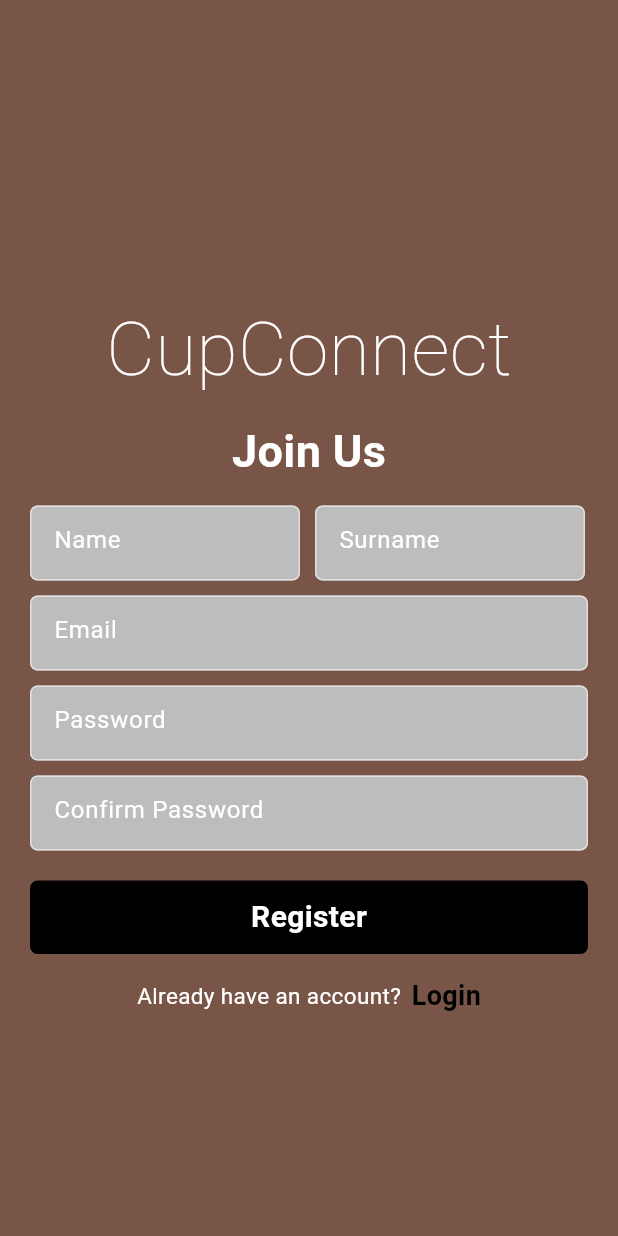
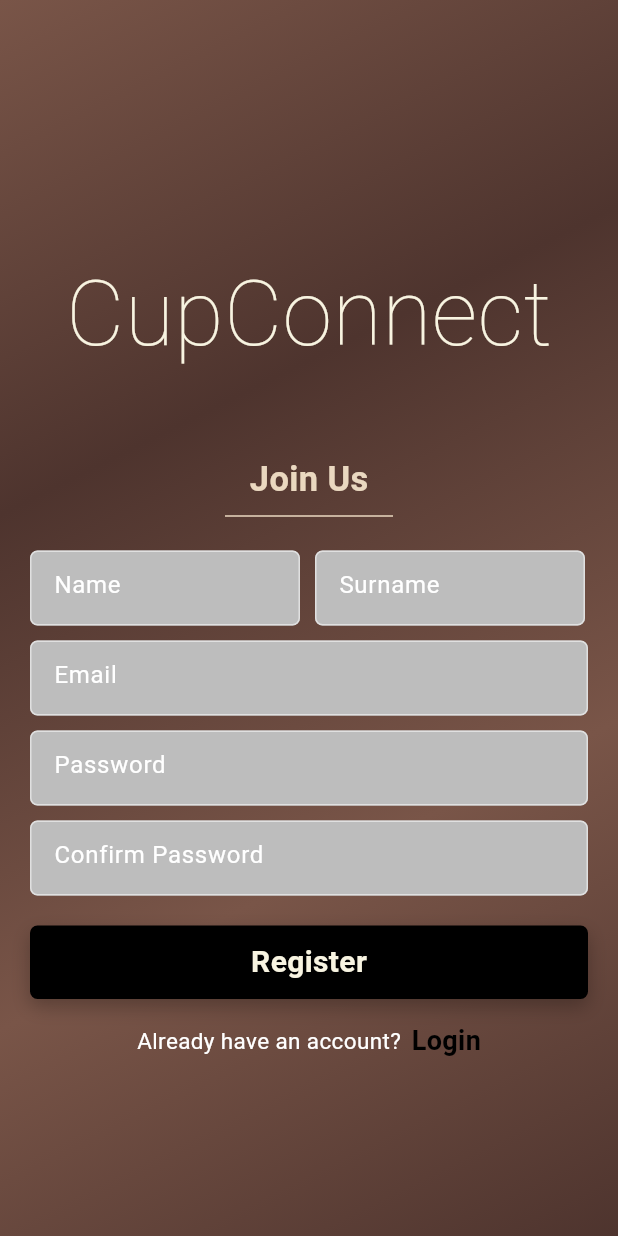
Before and after one commit to OguzhanCinar-01/cup_connect, a Flutter app: the screen it shows after launch, after a tap on "Register", on a phone screen of 412 x 824 dp. Run offline on Flutter 3.47's test engine with Material 3 defaults, Android fonts, the phone set to English and light mode, and no system bars; our stand-ins replace cloud_firestore, firebase_auth, firebase_core, google_fonts, timeline_tile; accounts and stored records are empty; network calls fail.

Commit message:
Refactor: Update primarySurface color in AppColors

```diff
--- a/lib/utils/app_colors.dart
+++ b/lib/utils/app_colors.dart
@@ -10,6 +10,8 @@ class AppColors {
   static const Color surface = Color(0xFFF8F4E1);
   static const Color onSurface = Colors.black;
 
+  static  Color primarySurface = Colors.brown.shade800;
+
   static Color error = Colors.red.shade900;
 
   static Color orderStatusRed = const Color.fromARGB(255, 255, 204, 203);
--- /dev/null
+++ b/lib/utils/app_dividers.dart
@@ -0,0 +1,51 @@
+import 'package:coffee_shop/utils/app_colors.dart';
+import 'package:flutter/material.dart';
+
+class AppDividers {
+  static const loginDivider = Divider(
+    color: AppColors.secondary,
+    indent: 100,
+    endIndent: 100,
+  );
+  static const registerDivider = Divider(
+    color: AppColors.secondary,
+    indent: 130,
+    endIndent: 130,
+  );
+  static const showMessaseDialogDivider = Divider(
+    color: Colors.black,
+    thickness: 0.5,
+  );
+  static const orderCardDivider = Divider(
+    color: AppColors.onPrimary,
+    thickness: 1,
+  );
+  static const homeViewDivider = Divider(
+    color: Colors.black,
+    thickness: 0.2,
+  );
+  static const cartViewDivider = Divider(
+    indent: 100,
+    endIndent: 100,
+    height: 10,
+    color: AppColors.onSecondary,
+    thickness: 0.2,
+  );
+  static const aboutUsDivider = Divider(
+    color: AppColors.onSecondary,
+    thickness: 0.1,
+    endIndent: 230,
+  );
+  static const previousOrdersDivider = Divider(
+    color: AppColors.onSecondary,
+    thickness: 0.2,
+    endIndent: 180,
+    indent: 35,
+  );
+  static const productViewDivider = Divider(
+    color: AppColors.primary,
+    thickness: 0.3,
+    indent: 40,
+    endIndent: 40,
+  );
+}
--- a/lib/utils/cupconnect_logo.dart
+++ b/lib/utils/cupconnect_logo.dart
@@ -1,8 +1,9 @@
+import 'package:coffee_shop/utils/app_colors.dart';
 import 'package:flutter/material.dart';
 import 'package:google_fonts/google_fonts.dart';
 
 class CupConnectLogo extends StatelessWidget {
-  const CupConnectLogo({super.key, this.fontSize = 50, this.color = Colors.white});
+  const CupConnectLogo({super.key, this.fontSize = 60, this.color = AppColors.surface});
   final int fontSize;
   final Color color;
 
--- a/lib/views/home/view/home_view.dart
+++ b/lib/views/home/view/home_view.dart
@@ -1,3 +1,4 @@
+import 'package:coffee_shop/utils/app_dividers.dart';
 import 'package:coffee_shop/utils/app_strings.dart';
 import 'package:coffee_shop/utils/app_styles.dart';
 import 'package:coffee_shop/views/home/viewmodel/load_user_view_model.dart';
@@ -84,10 +85,7 @@ class _HomeViewState extends State<HomeView> {
           child: Column(
             crossAxisAlignment: CrossAxisAlignment.start,
             children: [
-              const Divider(
-                color: Colors.black,
-                thickness: 0.2,
-              ),
+              AppDividers.homeViewDivider,
 
               /// Good morning text
               loadUserViewModel.isLoading
--- a/lib/views/login/view/login_view.dart
+++ b/lib/views/login/view/login_view.dart
@@ -1,3 +1,5 @@
+import 'package:coffee_shop/utils/app_dividers.dart';
+
 import '../../../extensions/space_exs.dart';
 import '../../../services/auth/auth_service.dart';
 import 'package:provider/provider.dart';
@@ -45,6 +47,19 @@ class _LoginViewState extends State<LoginView> {
       child: Scaffold(
         backgroundColor: AppColors.primary,
         body: SafeArea(
+          child: Container(
+            decoration: BoxDecoration(
+              gradient: LinearGradient(
+                begin: Alignment.topLeft,
+                end: Alignment.bottomRight,
+                colors: [
+                  AppColors.primary,
+                  AppColors.primarySurface,
+                  AppColors.primary,
+                  AppColors.primarySurface,
+                ],
+              ),
+            ),
             child: Center(
               child: Padding(
                 padding: const EdgeInsets.symmetric(horizontal: 20),
@@ -53,17 +68,18 @@ class _LoginViewState extends State<LoginView> {
                   children: [
                     50.h,
                     const CupConnectLogo(),
-                  10.h,
+                    50.h,
 
                     /// Title
                     const Text(
                       'Welcome Back',
                       style: TextStyle(
-                      color: Colors.white,
-                      fontSize: 35,
+                        color: AppColors.secondary,
+                        fontSize: 22,
                         fontWeight: FontWeight.bold,
                       ),
                     ),
+                    AppDividers.loginDivider,
                     15.h,
 
                     /// Email Textfield
@@ -96,7 +112,7 @@ class _LoginViewState extends State<LoginView> {
                         const Text(
                           'Don\'t have an account?',
                           style: TextStyle(
-                          color: Colors.white,
+                            color: AppColors.onPrimary,
                             fontSize: 15,
                           ),
                         ),
@@ -106,7 +122,7 @@ class _LoginViewState extends State<LoginView> {
                           child: const Text(
                             'Register',
                             style: TextStyle(
-                            color: Colors.black,
+                              color: AppColors.onSecondary,
                               fontSize: 18,
                               fontWeight: FontWeight.bold,
                             ),
@@ -120,6 +136,7 @@ class _LoginViewState extends State<LoginView> {
             ),
           ),
         ),
+      ),
     );
   }
 }
--- a/lib/views/login/view/register_view.dart
+++ b/lib/views/login/view/register_view.dart
@@ -1,4 +1,5 @@
 import 'package:coffee_shop/services/firebase_service.dart';
+import 'package:coffee_shop/utils/app_dividers.dart';
 
 import '../../../extensions/space_exs.dart';
 import '../../../services/auth/auth_service.dart';
@@ -71,6 +72,19 @@ class _RegisterViewState extends State<RegisterView> {
 
       /// SingleChildScrollView must be added to prevent overflow error
       body: SafeArea(
+        child: Container(
+          decoration: BoxDecoration(
+            gradient: LinearGradient(
+              begin: Alignment.topLeft,
+              end: Alignment.bottomRight,
+              colors: [
+                AppColors.primary,
+                AppColors.primarySurface,
+                AppColors.primary,
+                AppColors.primarySurface,
+              ],
+            ),
+          ),
           child: Center(
             child: SingleChildScrollView(
               child: Padding(
@@ -80,17 +94,18 @@ class _RegisterViewState extends State<RegisterView> {
                   children: [
                     50.h,
                     const CupConnectLogo(),
-                  10.h,
+                    50.h,
 
                     /// Title
                     const Text(
                       'Join Us',
                       style: TextStyle(
-                      color: Colors.white,
-                      fontSize: 30,
+                        color: AppColors.secondary,
+                        fontSize: 23,
                         fontWeight: FontWeight.bold,
                       ),
                     ),
+                    AppDividers.registerDivider,
                     15.h,
 
                     Row(
@@ -176,6 +191,7 @@ class _RegisterViewState extends State<RegisterView> {
             ),
           ),
         ),
+      ),
     );
   }
 }
--- a/lib/views/login/widget/my_button.dart
+++ b/lib/views/login/widget/my_button.dart
@@ -1,6 +1,7 @@
+import 'package:coffee_shop/utils/app_colors.dart';
 import 'package:flutter/material.dart';
 
-class MyButton extends StatelessWidget {
+class MyButton extends StatefulWidget {
   const MyButton({
     super.key,
     required this.title,
@@ -10,24 +11,89 @@ class MyButton extends StatelessWidget {
   final void Function()? onTap;
 
   @override
+  State<MyButton> createState() => _MyButtonState();
+}
+
+class _MyButtonState extends State<MyButton>
+    with SingleTickerProviderStateMixin {
+  bool _isTappedDown = false;
+  late AnimationController _controller;
+  late Animation<double> _animation;
+
+  @override
+  void initState() {
+    super.initState();
+
+    // Start the animation controller
+    _controller = AnimationController(
+      vsync: this,
+      duration: const Duration(milliseconds: 100),
+    );
+
+    // Setting animation tween
+    _animation = Tween<double>(begin: 1.0, end: 0.95).animate(
+      CurvedAnimation(
+        parent: _controller,
+        curve: Curves.easeInOut,
+      ),
+    );
+  }
+
+  @override
+  void dispose() {
+    _controller.dispose();
+    super.dispose();
+  }
+
+  @override
   Widget build(BuildContext context) {
     return GestureDetector(
-      onTap: onTap,
+      onTapDown: (_) {
+        setState(() {
+          _isTappedDown = true;
+        });
+        _controller.forward(); // Start the animation
+      },
+      onTapUp: (_) {
+        setState(() {
+          _isTappedDown = false;
+        });
+        _controller.reverse(); // Finish the animation
+      },
+      onTapCancel: () {
+        setState(() {
+          _isTappedDown = false;
+        });
+        _controller.reverse(); // If animation is canceled, finish it
+      },
+      onTap: widget.onTap,
+      child: ScaleTransition(
+        scale: _animation, // Scale the button
         child: Container(
           padding: const EdgeInsets.symmetric(horizontal: 20, vertical: 10),
           decoration: BoxDecoration(
             color: Colors.black,
             borderRadius: BorderRadius.circular(5),
+            boxShadow: _isTappedDown
+                ? []
+                : [
+                    const BoxShadow(
+                      color: Colors.black26,
+                      blurRadius: 10,
+                      offset: Offset(0, 5),
+                    ),
+                  ],
           ),
           child: Center(
-          child: (Text(
-            title,
+            child: Text(
+              widget.title,
               style: const TextStyle(
-              color: Colors.white,
+                color: AppColors.surface,
                 fontSize: 20,
                 fontWeight: FontWeight.bold,
               ),
-          )),
+            ),
+          ),
         ),
       ),
     );
--- a/lib/views/profile/view/profile_view.dart
+++ b/lib/views/profile/view/profile_view.dart
@@ -3,6 +3,7 @@ import 'package:coffee_shop/navigation/navigation_manager.dart';
 import 'package:coffee_shop/services/auth/auth_gate.dart';
 import 'package:coffee_shop/services/auth/auth_service.dart';
 import 'package:coffee_shop/utils/app_colors.dart';
+import 'package:coffee_shop/utils/app_dividers.dart';
 import 'package:coffee_shop/utils/app_styles.dart';
 import 'package:coffee_shop/views/home/viewmodel/home_view_model.dart';
 import 'package:coffee_shop/views/home/widget/bottom_nav_bar.dart';
@@ -52,10 +53,7 @@ class _ProfileViewState extends State<ProfileView> {
       appBar: const HomeViewAppBar(),
       body: Column(
         children: [
-          const Divider(
-            color: AppColors.onSecondary,
-            thickness: 0.2,
-          ),
+          AppDividers.homeViewDivider,
           Row(
             children: [
               35.w,
```
Also changed, not shown: lib/utils/app_show_messages.dart (+4 -12 lines), lib/views/adminPanel/view/admin_panel_view.dart (+4 -6 lines), lib/views/adminPanel/view/order_details.dart (+4 -9 lines), lib/views/cart/view/cart_view.dart (+3 -11 lines), lib/views/orders/view/order_view.dart (+3 -8 lines), lib/views/product/view/product_view.dart (+3 -6 lines), lib/views/profile/view/about_view.dart (+3 -9 lines), lib/views/profile/view/previous_orders_view.dart (+4 -11 lines). Lines whose indentation alone changed are shown as unchanged.
